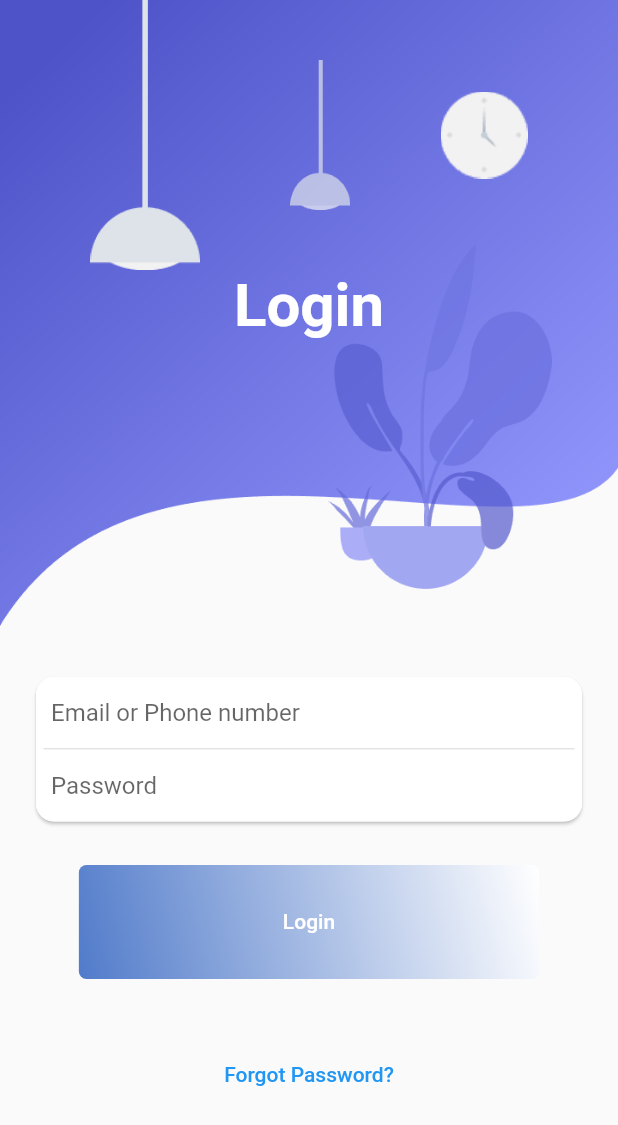
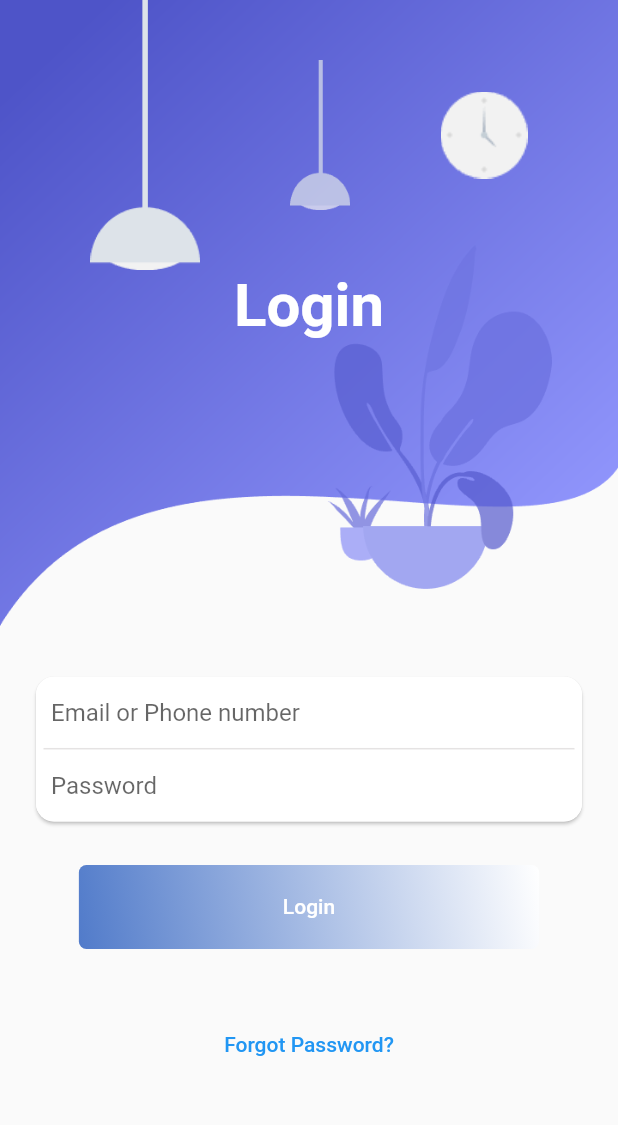
Before and after one commit to NeloverWAburas/LogInRepo, a Flutter app: the screen it shows after launch, on a phone screen of 412 x 824 dp. Shown: the top 1125 px of the screen. Run offline on Flutter 3.47's test engine with Material 2 defaults, Android fonts, the phone set to English and light mode, and no system bars.

```diff
--- a/lib/screens/login_screen.dart
+++ b/lib/screens/login_screen.dart
@@ -92,7 +92,8 @@ class LoginScreen extends StatelessWidget {
                 child: ElevatedButton(
                   onPressed: () {},
                   child: Padding(
-                    padding: EdgeInsets.symmetric(horizontal: 120,vertical: 30),
+                    padding:
+                        EdgeInsets.symmetric(horizontal: 120, vertical: 20),
                     child: Text("Login"),
                   ),
                   style: ElevatedButton.styleFrom(
```
Also changed, not shown: 1 other file.
